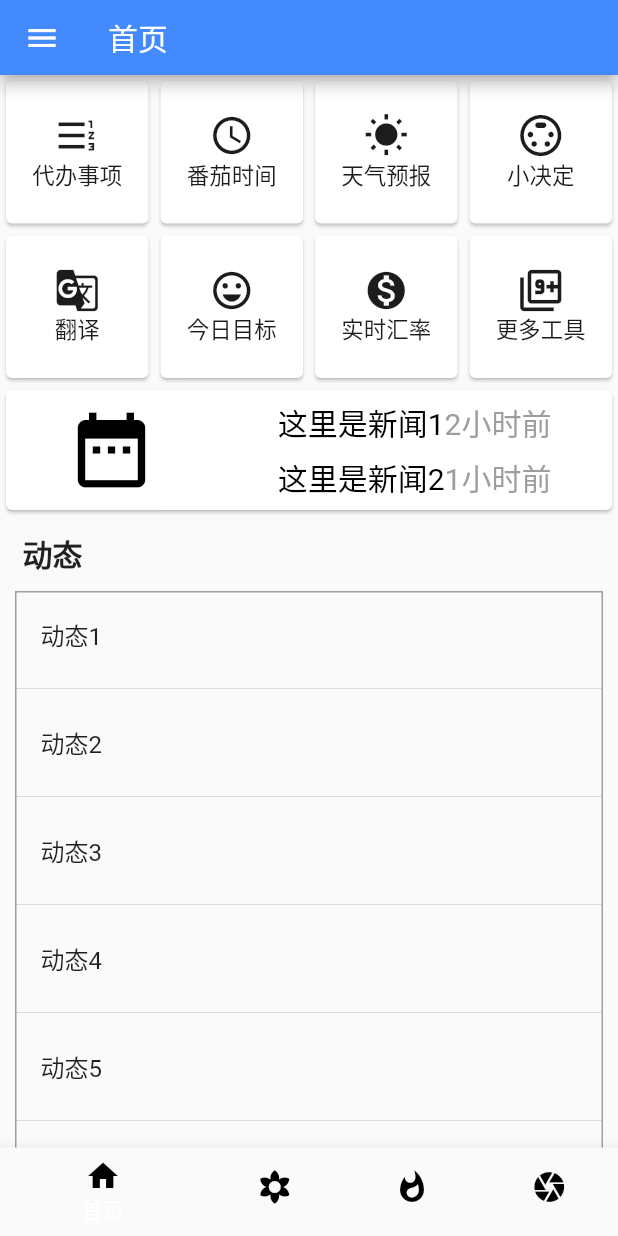
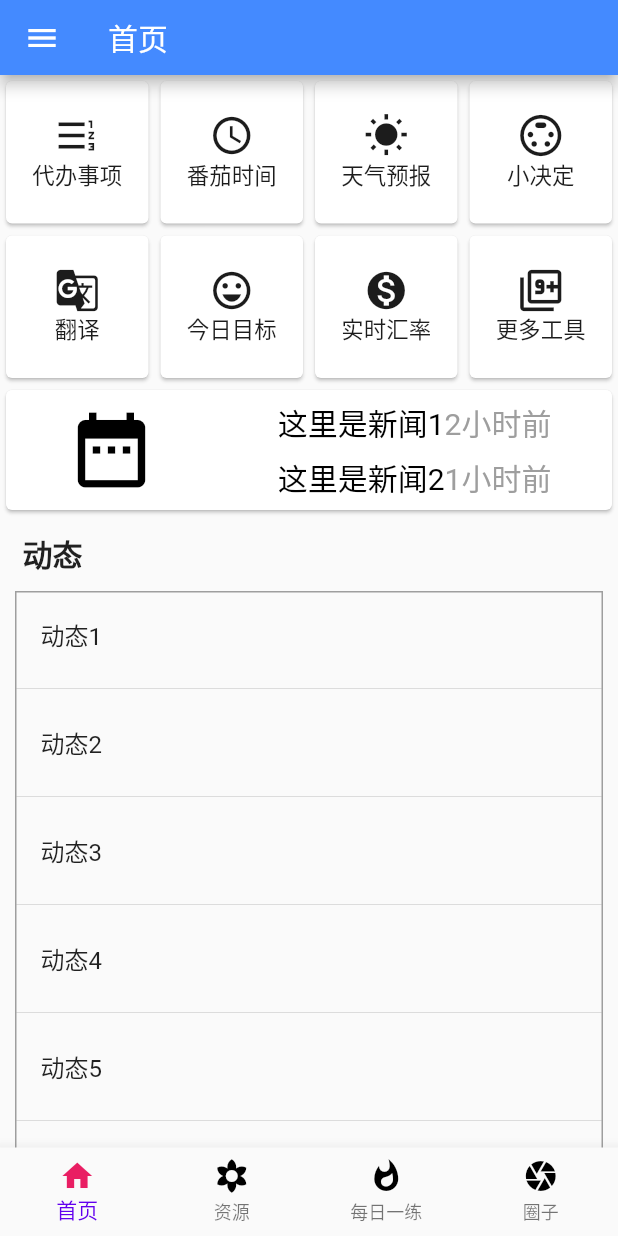
Before and after one commit to esirioneyibo/flutter_study_app, a Flutter app: the screen it shows after launch, on a phone screen of 412 x 824 dp. Run offline on Flutter 3.47's test engine with Material 2 defaults, Android fonts, the phone set to English and light mode, and no system bars.

Commit message:
内容修改

```diff
--- a/lib/navigator.dart
+++ b/lib/navigator.dart
@@ -20,37 +20,47 @@ class _BottomNavigatorState extends State<BottomNavigator> {
 
   int _currentIndex = 0;
 
+  Color _itemColor(targetItem) {
+    return _currentIndex == targetItem
+        ? bottomNavigatorSelectedColor
+        : bottomNavigatorUnSelectedColor;
+  }
+
   @override
   Widget build(BuildContext context) {
     return Scaffold(
       drawer: new LeftNavigator(), // 侧边栏
       body: tabs[_currentIndex],
       bottomNavigationBar: BottomNavigationBar(
+        type: BottomNavigationBarType.fixed,
         items: [
           BottomNavigationBarItem(
-              icon: Icon(Icons.home, color: bottomNavigatorUnSelectedColor),
+              icon: Icon(Icons.home, color: _itemColor(0)),
+              activeIcon: Icon(Icons.home, color: _itemColor(0)),
               title: new Text(
                 '首页',
-                style: TextStyle(color: bottomNavigatorUnSelectedColor),
+                style: TextStyle(color: _itemColor(0)),
               )),
           BottomNavigationBarItem(
-              icon: Icon(Icons.filter_vintage,
-                  color: bottomNavigatorUnSelectedColor),
+              icon: Icon(Icons.filter_vintage, color: _itemColor(1)),
+              activeIcon: Icon(Icons.filter_vintage, color: _itemColor(1)),
               title: new Text(
                 '资源',
-                style: TextStyle(color: bottomNavigatorUnSelectedColor),
+                style: TextStyle(color: _itemColor(1)),
               )),
           BottomNavigationBarItem(
-              icon: Icon(Icons.whatshot, color: bottomNavigatorUnSelectedColor),
+              icon: Icon(Icons.whatshot, color: _itemColor(2)),
+              activeIcon: Icon(Icons.whatshot, color: _itemColor(2)),
               title: new Text(
                 '每日一练',
-                style: TextStyle(color: bottomNavigatorUnSelectedColor),
+                style: TextStyle(color: _itemColor(2)),
               )),
           BottomNavigationBarItem(
-              icon: Icon(Icons.camera, color: bottomNavigatorUnSelectedColor),
+              icon: Icon(Icons.camera, color: _itemColor(3)),
+              activeIcon: Icon(Icons.camera, color: _itemColor(3)),
               title: new Text(
                 '圈子',
-                style: TextStyle(color: bottomNavigatorUnSelectedColor),
+                style: TextStyle(color: _itemColor(3)),
               )),
         ],
         onTap: (int index) {
--- a/pubspec.yaml
+++ b/pubspec.yaml
@@ -24,7 +24,6 @@ dependencies:
   cupertino_icons:
   video_player:
   fluwx:
-  firebase_auth:
   google_sign_in:
   device_info:
   sqflite:
```
Also changed, not shown: lib/pages/mine/account.dart (+2 -62 lines), lib/pages/study/blog.dart (+8 -1 lines), lib/pages/study/community.dart (+8 -1 lines), lib/pages/study/dart.dart (+8 -1 lines), lib/pages/study/game.dart (+8 -1 lines), lib/pages/study/game_engine.dart (+8 -1 lines), lib/pages/study/other.dart (+8 -1 lines), lib/pages/study/plugins.dart (+8 -1 lines), lib/pages/study/project.dart (+8 -1 lines), lib/pages/study/tools.dart (+8 -1 lines), lib/pages/study/video.dart (+9 -1 lines), pubspec.lock, 9 other files.
